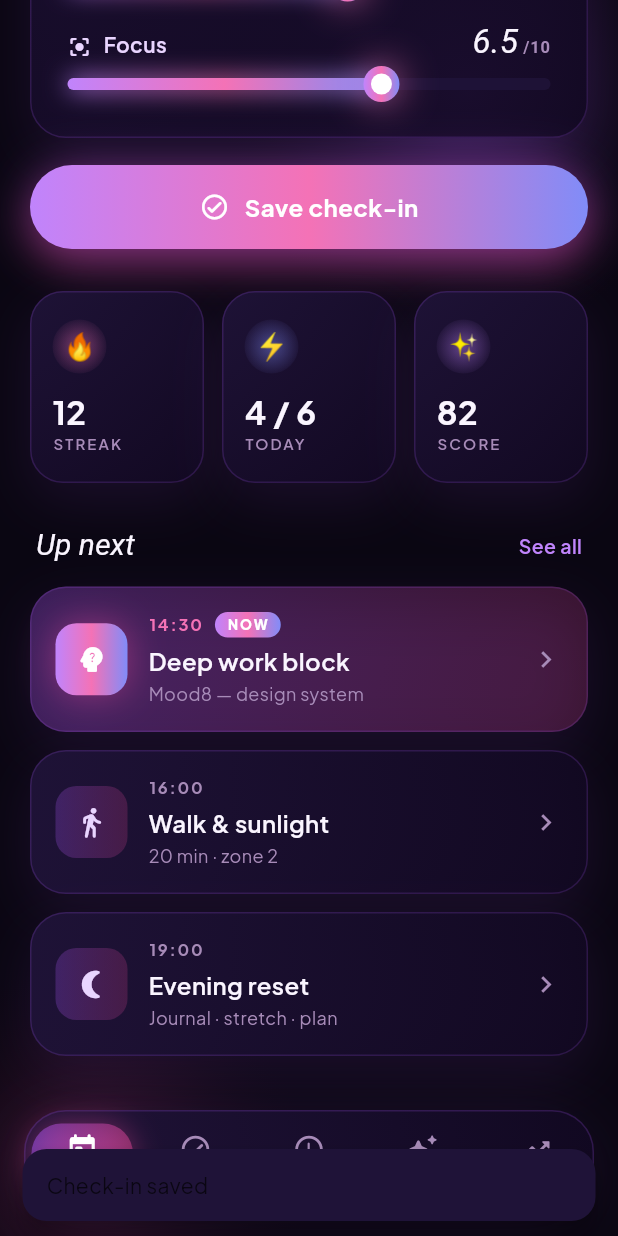
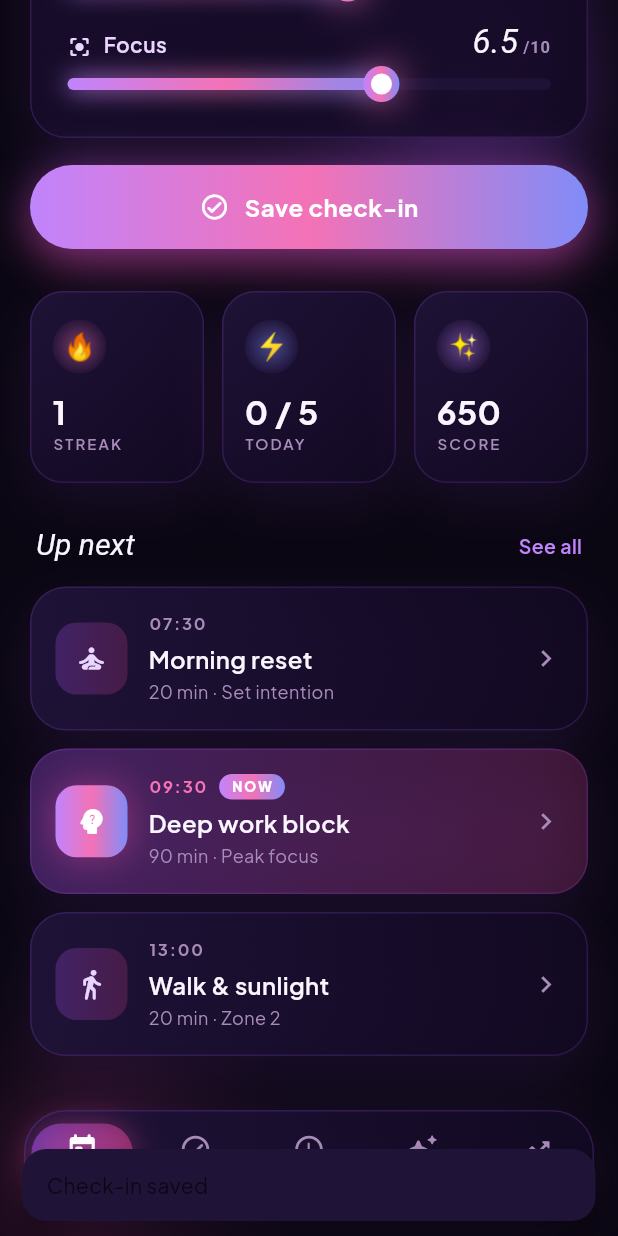
Before and after one commit to Overover1400/mood8, a Flutter app: the screen it shows after launch, scrolled down 553 dp, after a tap on "Save check-in", on a phone screen of 412 x 824 dp. Run offline on Flutter 3.47's test engine with Material 3 defaults, Android fonts, the phone set to English and light mode, and no system bars; drawn by our look-alikes of flutter_animate; our stand-ins replace google_fonts, hive, hive_flutter, shared_preferences; accounts and stored records are empty.

Commit message:
Add Hive database persistence
- Models: MoodEntry, RoutineItem, RoutineCategory (with adapters)
- DatabaseService: singleton Hive setup, manages boxes
- MoodRepository: CRUD + streak calculation + reactive watching
- RoutineRepository: CRUD + reorder + current-routine detection + seeding
- main.dart: initializes Hive and seeds default routines on first run
- home_screen.dart: reactive UI using ValueListenableBuilder
  - Save button persists check-ins via MoodRepository
  - Streak counter from real data
  - Today's stat: completed/total routines
  - Score: average mood × 10
  - NOW indicator computed live

Storage:
- Mood entries: 0-10 scale (slider * 10 at save time)
- Routines: time-based with categories and completion tracking
- Error handling: try/catch with SnackBar fallback on save failures

```diff
--- a/lib/main.dart
+++ b/lib/main.dart
@@ -1,9 +1,14 @@
 import 'package:flutter/material.dart';
 
 import 'screens/home_screen.dart';
+import 'services/database_service.dart';
+import 'services/routine_repository.dart';
 import 'theme/app_theme.dart';
 
-void main() {
+Future<void> main() async {
+  WidgetsFlutterBinding.ensureInitialized();
+  await DatabaseService.instance.init();
+  await RoutineRepository().seedDefaultRoutines();
   runApp(const Mood8App());
 }
 
--- /dev/null
+++ b/lib/models/mood_entry.dart
@@ -0,0 +1,35 @@
+import 'package:hive/hive.dart';
+
+part 'mood_entry.g.dart';
+
+@HiveType(typeId: 0)
+class MoodEntry extends HiveObject {
+  MoodEntry({
+    required this.id,
+    required this.timestamp,
+    required this.mood,
+    required this.energy,
+    required this.focus,
+    this.note,
+  });
+
+  @HiveField(0)
+  String id;
+
+  @HiveField(1)
+  DateTime timestamp;
+
+  @HiveField(2)
+  double mood;
+
+  @HiveField(3)
+  double energy;
+
+  @HiveField(4)
+  double focus;
+
+  @HiveField(5)
+  String? note;
+
+  double get averageScore => (mood + energy + focus) / 3.0;
+}
--- /dev/null
+++ b/lib/models/routine_category.dart
@@ -0,0 +1,65 @@
+import 'package:flutter/material.dart';
+import 'package:hive/hive.dart';
+
+import '../theme/app_theme.dart';
+
+part 'routine_category.g.dart';
+
+@HiveType(typeId: 2)
+enum RoutineCategory {
+  @HiveField(0)
+  work,
+  @HiveField(1)
+  health,
+  @HiveField(2)
+  mindful,
+  @HiveField(3)
+  creative,
+  @HiveField(4)
+  rest;
+
+  String get label {
+    switch (this) {
+      case RoutineCategory.work:
+        return 'Work';
+      case RoutineCategory.health:
+        return 'Health';
+      case RoutineCategory.mindful:
+        return 'Mindful';
+      case RoutineCategory.creative:
+        return 'Creative';
+      case RoutineCategory.rest:
+        return 'Rest';
+    }
+  }
+
+  Color get color {
+    switch (this) {
+      case RoutineCategory.work:
+        return AppColors.purple;
+      case RoutineCategory.health:
+        return AppColors.pink;
+      case RoutineCategory.mindful:
+        return AppColors.blueAccent;
+      case RoutineCategory.creative:
+        return AppColors.purpleLight;
+      case RoutineCategory.rest:
+        return AppColors.pinkLight;
+    }
+  }
+
+  IconData get icon {
+    switch (this) {
+      case RoutineCategory.work:
+        return Icons.psychology_alt_rounded;
+      case RoutineCategory.health:
+        return Icons.directions_walk_rounded;
+      case RoutineCategory.mindful:
+        return Icons.self_improvement_rounded;
+      case RoutineCategory.creative:
+        return Icons.brush_rounded;
+      case RoutineCategory.rest:
+        return Icons.nightlight_round;
+    }
+  }
+}
--- /dev/null
+++ b/lib/models/routine_item.dart
@@ -0,0 +1,47 @@
+import 'package:hive/hive.dart';
+
+import 'routine_category.dart';
+
+part 'routine_item.g.dart';
+
+@HiveType(typeId: 1)
+class RoutineItem extends HiveObject {
+  RoutineItem({
+    required this.id,
+    required this.title,
+    required this.time,
+    required this.durationMinutes,
+    required this.category,
+    required this.meta,
+    this.isCompleted = false,
+    this.completedAt,
+    this.sortOrder = 0,
+  });
+
+  @HiveField(0)
+  String id;
+
+  @HiveField(1)
+  String title;
+
+  @HiveField(2)
+  DateTime time;
+
+  @HiveField(3)
+  int durationMinutes;
+
+  @HiveField(4)
+  RoutineCategory category;
+
+  @HiveField(5)
+  String meta;
+
+  @HiveField(6)
+  bool isCompleted;
+
+  @HiveField(7)
+  DateTime? completedAt;
+
+  @HiveField(8)
+  int sortOrder;
+}
--- a/lib/screens/home_screen.dart
+++ b/lib/screens/home_screen.dart
@@ -1,7 +1,13 @@
 import 'package:flutter/material.dart';
 import 'package:flutter_animate/flutter_animate.dart';
+import 'package:hive/hive.dart';
+import 'package:hive_flutter/hive_flutter.dart';
 import 'package:intl/intl.dart';
 
+import '../models/mood_entry.dart';
+import '../models/routine_item.dart';
+import '../services/mood_repository.dart';
+import '../services/routine_repository.dart';
 import '../theme/app_theme.dart';
 import '../widgets/bottom_nav.dart';
 import '../widgets/cards.dart';
@@ -16,10 +22,14 @@ class HomeScreen extends StatefulWidget {
 }
 
 class _HomeScreenState extends State<HomeScreen> {
+  final MoodRepository _moods = MoodRepository();
+  final RoutineRepository _routines = RoutineRepository();
+
   double _mood = 0.72;
   double _energy = 0.58;
   double _focus = 0.65;
   int _navIndex = 0;
+  bool _saving = false;
 
   @override
   Widget build(BuildContext context) {
@@ -37,7 +47,12 @@ class _HomeScreenState extends State<HomeScreen> {
                   child: Column(
                     crossAxisAlignment: CrossAxisAlignment.stretch,
                     children: [
-                      const _Header()
+                      ValueListenableBuilder<Box<MoodEntry>>(
+                        valueListenable: _moods.watchEntries(),
+                        builder: (context, _, _) => _Header(
+                          streak: _moods.calculateStreak(),
+                        ),
+                      )
                           .animate()
                           .fadeIn(duration: 500.ms)
                           .slideY(
@@ -58,19 +73,47 @@ class _HomeScreenState extends State<HomeScreen> {
                           .slideY(
                               begin: 0.1, end: 0, curve: Curves.easeOutCubic),
                       const SizedBox(height: 18),
-                      const _SaveButton()
+                      _SaveButton(
+                        saving: _saving,
+                        onTap: _handleSave,
+                      )
                           .animate()
                           .fadeIn(delay: 250.ms, duration: 500.ms)
                           .slideY(
                               begin: 0.1, end: 0, curve: Curves.easeOutCubic),
                       const SizedBox(height: 28),
-                      const _StatsRow()
+                      ValueListenableBuilder<Box<MoodEntry>>(
+                        valueListenable: _moods.watchEntries(),
+                        builder: (context, _, _) {
+                          return ValueListenableBuilder<Box<RoutineItem>>(
+                            valueListenable: _routines.watchRoutines(),
+                            builder: (context, _, _) => _StatsRow(
+                              streak: _moods.calculateStreak(),
+                              todayCheckIns:
+                                  _moods.getEntriesForDate(DateTime.now()).length,
+                              completedToday: _routines
+                                  .getTodayRoutines()
+                                  .where((r) => r.isCompleted)
+                                  .length,
+                              totalToday:
+                                  _routines.getTodayRoutines().length,
+                              score: _todayScore(),
+                            ),
+                          );
+                        },
+                      )
                           .animate()
                           .fadeIn(delay: 350.ms, duration: 500.ms)
                           .slideY(
                               begin: 0.1, end: 0, curve: Curves.easeOutCubic),
                       const SizedBox(height: 28),
-                      const _UpNextSection()
+                      ValueListenableBuilder<Box<RoutineItem>>(
+                        valueListenable: _routines.watchRoutines(),
+                        builder: (context, _, _) => _UpNextSection(
+                          routines: _routines.getTodayRoutines(),
+                          currentId: _routines.getCurrentRoutine()?.id,
+                        ),
+                      )
                           .animate()
                           .fadeIn(delay: 450.ms, duration: 500.ms)
                           .slideY(
@@ -95,6 +138,54 @@ class _HomeScreenState extends State<HomeScreen> {
         ],
       ),
     );
+  }
+
+  int _todayScore() {
+    final today = _moods.getEntriesForDate(DateTime.now());
+    if (today.isEmpty) return 0;
+    final avg = today
+            .map((e) => e.averageScore)
+            .fold<double>(0, (a, b) => a + b) /
+        today.length;
+    return (avg * 100).round();
+  }
+
+  Future<void> _handleSave() async {
+    if (_saving) return;
+    setState(() => _saving = true);
+    try {
+      await _moods.addEntry(
+        mood: _mood * 10,
+        energy: _energy * 10,
+        focus: _focus * 10,
+      );
+      if (!mounted) return;
+      ScaffoldMessenger.of(context).showSnackBar(
+        SnackBar(
+          content: const Text('Check-in saved'),
+          backgroundColor: AppColors.bgCard,
+          behavior: SnackBarBehavior.floating,
+          shape: RoundedRectangleBorder(
+            borderRadius: BorderRadius.circular(16),
+          ),
+          duration: const Duration(seconds: 2),
+        ),
+      );
+    } catch (e) {
+      if (!mounted) return;
+      ScaffoldMessenger.of(context).showSnackBar(
+        SnackBar(
+          content: Text('Could not save check-in: $e'),
+          backgroundColor: AppColors.bgCard,
+          behavior: SnackBarBehavior.floating,
+          shape: RoundedRectangleBorder(
+            borderRadius: BorderRadius.circular(16),
+          ),
+        ),
+      );
+    } finally {
+      if (mounted) setState(() => _saving = false);
+    }
   }
 }
 
@@ -149,7 +240,9 @@ class _BackgroundGlow extends StatelessWidget {
 }
 
 class _Header extends StatelessWidget {
-  const _Header();
+  const _Header({required this.streak});
+
+  final int streak;
 
   @override
   Widget build(BuildContext context) {
@@ -213,7 +306,7 @@ class _Header extends StatelessWidget {
               const Text('🔥', style: TextStyle(fontSize: 16)),
               const SizedBox(width: 6),
               Text(
-                '12 day streak',
+                '$streak day streak',
                 style: TextStyle(
                   color: AppColors.inkSoft,
                   fontWeight: FontWeight.w600,
@@ -307,24 +400,17 @@ class _MoodHeroCard extends StatelessWidget {
 }
 
 class _SaveButton extends StatelessWidget {
-  const _SaveButton();
+  const _SaveButton({required this.saving, required this.onTap});
+
+  final bool saving;
+  final VoidCallback onTap;
 
   @override
   Widget build(BuildContext context) {
     return GestureDetector(
-      onTap: () {
-        ScaffoldMessenger.of(context).showSnackBar(
-          SnackBar(
-            content: const Text('Check-in saved'),
-            backgroundColor: AppColors.bgCard,
-            behavior: SnackBarBehavior.floating,
-            shape: RoundedRectangleBorder(
-              borderRadius: BorderRadius.circular(16),
-            ),
-            duration: const Duration(seconds: 2),
-          ),
-        );
-      },
+      onTap: saving ? null : onTap,
+      child: Opacity(
+        opacity: saving ? 0.7 : 1.0,
         child: Container(
           height: 56,
           decoration: BoxDecoration(
@@ -346,13 +432,18 @@ class _SaveButton extends StatelessWidget {
           alignment: Alignment.center,
           child: Row(
             mainAxisAlignment: MainAxisAlignment.center,
-          children: const [
-            Icon(Icons.check_circle_outline_rounded,
-                color: Colors.white, size: 20),
-            SizedBox(width: 10),
+            children: [
+              Icon(
+                saving
+                    ? Icons.hourglass_top_rounded
+                    : Icons.check_circle_outline_rounded,
+                color: Colors.white,
+                size: 20,
+              ),
+              const SizedBox(width: 10),
               Text(
-              'Save check-in',
-              style: TextStyle(
+                saving ? 'Saving…' : 'Save check-in',
+                style: const TextStyle(
                   color: Colors.white,
                   fontSize: 16,
                   fontWeight: FontWeight.w700,
@@ -362,12 +453,25 @@ class _SaveButton extends StatelessWidget {
             ],
           ),
         ),
+      ),
     );
   }
 }
 
 class _StatsRow extends StatelessWidget {
-  const _StatsRow();
+  const _StatsRow({
+    required this.streak,
+    required this.todayCheckIns,
+    required this.completedToday,
+    required this.totalToday,
+    required this.score,
+  });
+
+  final int streak;
+  final int todayCheckIns;
+  final int completedToday;
+  final int totalToday;
+  final int score;
 
   @override
   Widget build(BuildContext context) {
@@ -376,7 +480,7 @@ class _StatsRow extends StatelessWidget {
         Expanded(
           child: StatCard(
             label: 'Streak',
-            value: '12',
+            value: '$streak',
             emoji: '🔥',
             accent: AppColors.pinkLight,
           ),
@@ -385,7 +489,7 @@ class _StatsRow extends StatelessWidget {
         Expanded(
           child: StatCard(
             label: 'Today',
-            value: '4 / 6',
+            value: '$completedToday / $totalToday',
             emoji: '⚡',
             accent: AppColors.blueAccent,
           ),
@@ -394,7 +498,7 @@ class _StatsRow extends StatelessWidget {
         Expanded(
           child: StatCard(
             label: 'Score',
-            value: '82',
+            value: score == 0 && todayCheckIns == 0 ? '—' : '$score',
             emoji: '✨',
             accent: AppColors.purpleLight,
           ),
@@ -405,10 +509,18 @@ class _StatsRow extends StatelessWidget {
 }
 
 class _UpNextSection extends StatelessWidget {
-  const _UpNextSection();
+  const _UpNextSection({
+    required this.routines,
+    required this.currentId,
+  });
+
+  final List<RoutineItem> routines;
+  final String? currentId;
 
   @override
   Widget build(BuildContext context) {
+    final visible = routines.take(3).toList();
+
     return Column(
       crossAxisAlignment: CrossAxisAlignment.start,
       children: [
@@ -432,27 +544,25 @@ class _UpNextSection extends StatelessWidget {
             ],
           ),
         ),
-        const RoutineCard(
-          time: '14:30',
-          title: 'Deep work block',
-          subtitle: 'Mood8 — design system',
-          icon: Icons.psychology_alt_rounded,
-          isNow: true,
+        if (visible.isEmpty)
+          Padding(
+            padding: const EdgeInsets.symmetric(vertical: 24),
+            child: Text(
+              'No routines yet.',
+              style: TextStyle(color: AppColors.inkDim, fontSize: 13),
             ),
-        const SizedBox(height: 12),
-        const RoutineCard(
-          time: '16:00',
-          title: 'Walk & sunlight',
-          subtitle: '20 min · zone 2',
-          icon: Icons.directions_walk_rounded,
+          )
+        else
+          for (var i = 0; i < visible.length; i++) ...[
+            RoutineCard(
+              time: DateFormat('HH:mm').format(visible[i].time),
+              title: visible[i].title,
+              subtitle: visible[i].meta,
+              icon: visible[i].category.icon,
+              isNow: visible[i].id == currentId,
             ),
-        const SizedBox(height: 12),
-        const RoutineCard(
-          time: '19:00',
-          title: 'Evening reset',
-          subtitle: 'Journal · stretch · plan',
-          icon: Icons.nightlight_round,
-        ),
+            if (i < visible.length - 1) const SizedBox(height: 12),
+          ],
       ],
     );
   }
--- /dev/null
+++ b/lib/services/database_service.dart
@@ -0,0 +1,46 @@
+import 'package:hive_flutter/hive_flutter.dart';
+
+import '../models/mood_entry.dart';
+import '../models/routine_category.dart';
+import '../models/routine_item.dart';
+
+class DatabaseService {
+  DatabaseService._();
+  static final DatabaseService instance = DatabaseService._();
+
+  static const String moodBoxName = 'mood_entries';
+  static const String routineBoxName = 'routines';
+
+  bool _initialized = false;
+  late Box<MoodEntry> _moodBox;
+  late Box<RoutineItem> _routineBox;
+
+  Box<MoodEntry> get moodBox => _moodBox;
+  Box<RoutineItem> get routineBox => _routineBox;
+
+  Future<void> init() async {
+    if (_initialized) return;
+    await Hive.initFlutter();
+
+    if (!Hive.isAdapterRegistered(0)) {
+      Hive.registerAdapter(MoodEntryAdapter());
+    }
+    if (!Hive.isAdapterRegistered(1)) {
+      Hive.registerAdapter(RoutineItemAdapter());
+    }
+    if (!Hive.isAdapterRegistered(2)) {
+      Hive.registerAdapter(RoutineCategoryAdapter());
+    }
+
+    _moodBox = await Hive.openBox<MoodEntry>(moodBoxName);
+    _routineBox = await Hive.openBox<RoutineItem>(routineBoxName);
+    _initialized = true;
+  }
+
+  Future<void> close() async {
+    if (!_initialized) return;
+    await _moodBox.close();
+    await _routineBox.close();
+    _initialized = false;
+  }
+}
--- /dev/null
+++ b/lib/services/mood_repository.dart
@@ -0,0 +1,94 @@
+import 'package:flutter/foundation.dart';
+import 'package:hive_flutter/hive_flutter.dart';
+import 'package:uuid/uuid.dart';
+
+import '../models/mood_entry.dart';
+import 'database_service.dart';
+
+class MoodRepository {
+  MoodRepository({DatabaseService? db})
+      : _db = db ?? DatabaseService.instance;
+
+  final DatabaseService _db;
+  final Uuid _uuid = const Uuid();
+
+  Box<MoodEntry> get _box => _db.moodBox;
+
+  Future<MoodEntry> addEntry({
+    required double mood,
+    required double energy,
+    required double focus,
+    String? note,
+    DateTime? timestamp,
+  }) async {
+    final entry = MoodEntry(
+      id: _uuid.v4(),
+      timestamp: timestamp ?? DateTime.now(),
+      mood: mood,
+      energy: energy,
+      focus: focus,
+      note: note,
+    );
+    try {
+      await _box.put(entry.id, entry);
+    } catch (e, st) {
+      debugPrint('MoodRepository.addEntry failed: $e\n$st');
+      rethrow;
+    }
+    return entry;
+  }
+
+  List<MoodEntry> getAllEntries() {
+    final list = _box.values.toList()
+      ..sort((a, b) => b.timestamp.compareTo(a.timestamp));
+    return list;
+  }
+
+  MoodEntry? getTodayEntry() {
+    final now = DateTime.now();
+    final entries = getEntriesForDate(now);
+    if (entries.isEmpty) return null;
+    return entries.first;
+  }
+
+  List<MoodEntry> getEntriesForDate(DateTime date) {
+    return _box.values
+        .where((e) => _sameDay(e.timestamp, date))
+        .toList()
+      ..sort((a, b) => b.timestamp.compareTo(a.timestamp));
+  }
+
+  int calculateStreak() {
+    if (_box.isEmpty) return 0;
+    final byDay = <DateTime>{
+      for (final e in _box.values) _dayKey(e.timestamp),
+    };
+    var streak = 0;
+    var cursor = _dayKey(DateTime.now());
+    if (!byDay.contains(cursor)) {
+      cursor = cursor.subtract(const Duration(days: 1));
+      if (!byDay.contains(cursor)) return 0;
+    }
+    while (byDay.contains(cursor)) {
+      streak += 1;
+      cursor = cursor.subtract(const Duration(days: 1));
+    }
+    return streak;
+  }
+
+  Future<void> deleteEntry(String id) async {
+    try {
+      await _box.delete(id);
+    } catch (e, st) {
+      debugPrint('MoodRepository.deleteEntry failed: $e\n$st');
+      rethrow;
+    }
+  }
+
+  ValueListenable<Box<MoodEntry>> watchEntries() => _box.listenable();
+
+  static bool _sameDay(DateTime a, DateTime b) =>
+      a.year == b.year && a.month == b.month && a.day == b.day;
+
+  static DateTime _dayKey(DateTime d) => DateTime(d.year, d.month, d.day);
+}
--- /dev/null
+++ b/lib/services/routine_repository.dart
@@ -0,0 +1,188 @@
+import 'package:flutter/foundation.dart';
+import 'package:hive_flutter/hive_flutter.dart';
+import 'package:uuid/uuid.dart';
+
+import '../models/routine_category.dart';
+import '../models/routine_item.dart';
+import 'database_service.dart';
+
+class RoutineRepository {
+  RoutineRepository({DatabaseService? db})
+      : _db = db ?? DatabaseService.instance;
+
+  final DatabaseService _db;
+  final Uuid _uuid = const Uuid();
+
+  Box<RoutineItem> get _box => _db.routineBox;
+
+  Future<RoutineItem> addRoutine({
+    required String title,
+    required DateTime time,
+    required int durationMinutes,
+    required RoutineCategory category,
+    required String meta,
+    int? sortOrder,
+  }) async {
+    final item = RoutineItem(
+      id: _uuid.v4(),
+      title: title,
+      time: time,
+      durationMinutes: durationMinutes,
+      category: category,
+      meta: meta,
+      sortOrder: sortOrder ?? _box.length,
+    );
+    try {
+      await _box.put(item.id, item);
+    } catch (e, st) {
+      debugPrint('RoutineRepository.addRoutine failed: $e\n$st');
+      rethrow;
+    }
+    return item;
+  }
+
+  Future<void> updateRoutine(RoutineItem item) async {
+    try {
+      await _box.put(item.id, item);
+    } catch (e, st) {
+      debugPrint('RoutineRepository.updateRoutine failed: $e\n$st');
+      rethrow;
+    }
+  }
+
+  Future<void> deleteRoutine(String id) async {
+    try {
+      await _box.delete(id);
+    } catch (e, st) {
+      debugPrint('RoutineRepository.deleteRoutine failed: $e\n$st');
+      rethrow;
+    }
+  }
+
+  List<RoutineItem> getAllRoutines() {
+    return _box.values.toList()
+      ..sort((a, b) {
+        final c = a.sortOrder.compareTo(b.sortOrder);
+        if (c != 0) return c;
+        return a.time.compareTo(b.time);
+      });
+  }
+
+  List<RoutineItem> getTodayRoutines() {
+    return getAllRoutines()..sort((a, b) => a.time.compareTo(b.time));
+  }
+
+  RoutineItem? getCurrentRoutine() {
+    final now = DateTime.now();
+    final today = getTodayRoutines();
+    if (today.isEmpty) return null;
+
+    for (final r in today) {
+      final start = _todayAt(r.time);
+      final end = start.add(Duration(minutes: r.durationMinutes));
+      if (!now.isBefore(start) && now.isBefore(end)) {
+        return r;
+      }
+    }
+    for (final r in today) {
+      final start = _todayAt(r.time);
+      if (start.isAfter(now) && !r.isCompleted) return r;
+    }
+    return null;
+  }
+
+  Future<void> markComplete(String id) async {
+    final item = _box.get(id);
+    if (item == null) return;
+    item.isCompleted = true;
+    item.completedAt = DateTime.now();
+    try {
+      await item.save();
+    } catch (e, st) {
+      debugPrint('RoutineRepository.markComplete failed: $e\n$st');
+      rethrow;
+    }
+  }
+
+  Future<void> reorder(int oldIndex, int newIndex) async {
+    final items = getAllRoutines();
+    if (oldIndex < 0 || oldIndex >= items.length) return;
+    final adjustedNew = newIndex > oldIndex ? newIndex - 1 : newIndex;
+    final moved = items.removeAt(oldIndex);
+    items.insert(adjustedNew.clamp(0, items.length), moved);
+    for (var i = 0; i < items.length; i++) {
+      items[i].sortOrder = i;
+      await items[i].save();
+    }
+  }
+
+  ValueListenable<Box<RoutineItem>> watchRoutines() => _box.listenable();
+
+  Future<void> seedDefaultRoutines() async {
+    if (_box.isNotEmpty) return;
+    final now = DateTime.now();
+    DateTime at(int h, int m) =>
+        DateTime(now.year, now.month, now.day, h, m);
+
+    final defaults = <RoutineItem>[
+      RoutineItem(
+        id: _uuid.v4(),
+        title: 'Morning reset',
+        time: at(7, 30),
+        durationMinutes: 20,
+        category: RoutineCategory.mindful,
+        meta: '20 min · Set intention',
+        sortOrder: 0,
+      ),
+      RoutineItem(
+        id: _uuid.v4(),
+        title: 'Deep work block',
+        time: at(9, 30),
+        durationMinutes: 90,
+        category: RoutineCategory.work,
+        meta: '90 min · Peak focus',
+        sortOrder: 1,
+      ),
+      RoutineItem(
+        id: _uuid.v4(),
+        title: 'Walk & sunlight',
+        time: at(13, 0),
+        durationMinutes: 20,
+        category: RoutineCategory.health,
+        meta: '20 min · Zone 2',
+        sortOrder: 2,
+      ),
+      RoutineItem(
+        id: _uuid.v4(),
+        title: 'Creative session',
+        time: at(16, 0),
+        durationMinutes: 45,
+        category: RoutineCategory.creative,
+        meta: '45 min · Make something',
+        sortOrder: 3,
+      ),
+      RoutineItem(
+        id: _uuid.v4(),
+        title: 'Evening reset',
+        time: at(21, 0),
+        durationMinutes: 30,
+        category: RoutineCategory.rest,
+        meta: 'Journal · stretch · plan',
+        sortOrder: 4,
+      ),
+    ];
+
+    final entries = {for (final r in defaults) r.id: r};
+    try {
+      await _box.putAll(entries);
+    } catch (e, st) {
+      debugPrint('RoutineRepository.seedDefaultRoutines failed: $e\n$st');
+      rethrow;
+    }
+  }
+
+  static DateTime _todayAt(DateTime t) {
+    final now = DateTime.now();
+    return DateTime(now.year, now.month, now.day, t.hour, t.minute);
+  }
+}
--- a/pubspec.yaml
+++ b/pubspec.yaml
@@ -15,11 +15,17 @@ dependencies:
   flutter_animate: ^4.5.0
   intl: ^0.19.0
   shared_preferences: ^2.2.0
+  hive: ^2.2.3
+  hive_flutter: ^1.1.0
+  path_provider: ^2.1.0
+  uuid: ^4.0.0
 
 dev_dependencies:
   flutter_test:
     sdk: flutter
   flutter_lints: ^6.0.0
+  hive_generator: ^2.0.1
+  build_runner: ^2.4.0
 
 flutter:
   uses-material-design: true
```
Also changed, not shown: lib/models/mood_entry.g.dart (added), lib/models/routine_category.g.dart (added), lib/models/routine_item.g.dart (added), pubspec.lock. Lines whose indentation alone changed are shown as unchanged.
